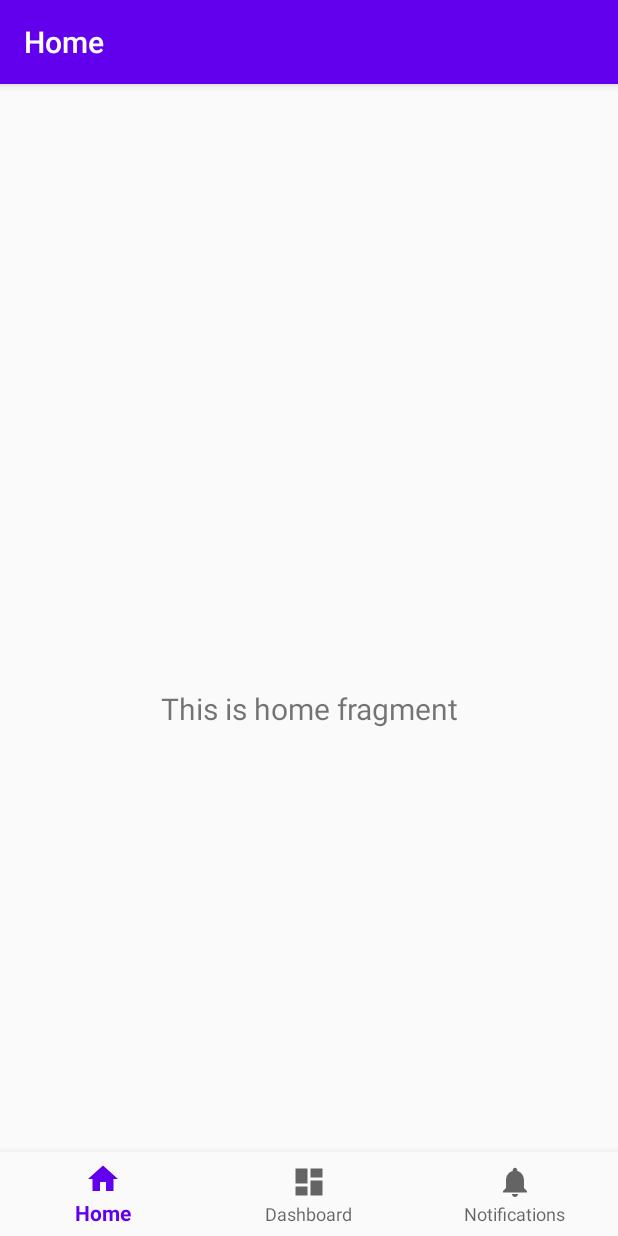
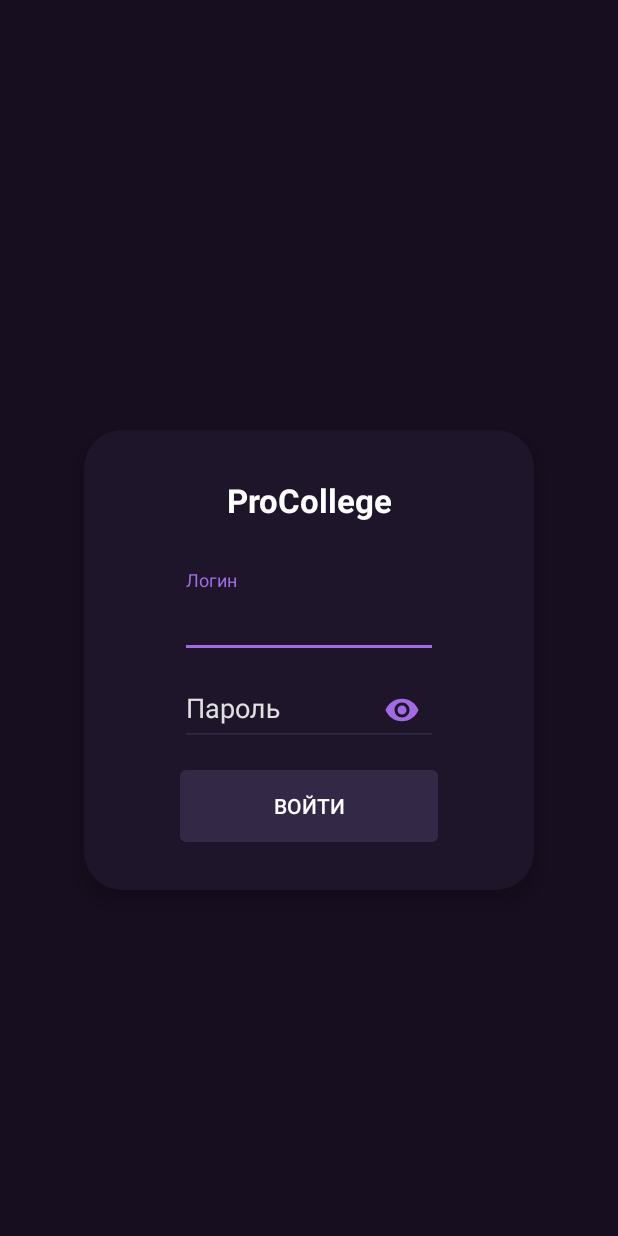
Before and after one commit to Ethosa/ktc_app, an Android app: the screen it shows after launch (MainActivity), on a phone screen of 412 x 824 dp. Run offline under Robolectric (Android 15) with nearby library versions, the phone set to English and light mode, and no system bars.

Commit message:
new ui :japenese_goblin:

```diff
--- a/app/src/main/java/com/ethosa/ktk_app/MainActivity.java
+++ b/app/src/main/java/com/ethosa/ktk_app/MainActivity.java
@@ -1,19 +1,17 @@
 package com.ethosa.ktk_app;
 
 import android.os.Bundle;
-import android.support.design.widget.BottomNavigationView;
 import android.support.v7.app.AppCompatActivity;
 
-import androidx.navigation.NavController;
-import androidx.navigation.Navigation;
-import androidx.navigation.ui.AppBarConfiguration;
-import androidx.navigation.ui.NavigationUI;
+import com.ethosa.ktk_app.databinding.ActivityMainBinding;
+import com.ethosa.ktk_app.modules.College;
 
-import com.ethosa.ktk_app.databinding.ActivityMainBinding;
+import java.util.Objects;
 
 public class MainActivity extends AppCompatActivity {
 
     private ActivityMainBinding binding;
+    private College college;
 
     @Override
     protected void onCreate(Bundle savedInstanceState) {
@@ -21,16 +19,15 @@ public class MainActivity extends AppCompatActivity {
 
         binding = ActivityMainBinding.inflate(getLayoutInflater());
         setContentView(binding.getRoot());
+        college = new College(this);
 
-        BottomNavigationView navView = findViewById(R.id.nav_view);
-        // Passing each menu ID as a set of Ids because each
-        // menu should be considered as top level destinations.
-        AppBarConfiguration appBarConfiguration = new AppBarConfiguration.Builder(
-                R.id.navigation_home, R.id.navigation_dashboard, R.id.navigation_notifications)
-                .build();
-        NavController navController = Navigation.findNavController(this, R.id.nav_host_fragment_activity_main);
-        NavigationUI.setupActionBarWithNavController(this, navController, appBarConfiguration);
-        NavigationUI.setupWithNavController(binding.navView, navController);
+        initUI();
+    }
+
+    private void initUI() {
+        binding.login.setOnClickListener(view -> college.auth(
+                Objects.requireNonNull(binding.username.getEditText()).toString(),
+                Objects.requireNonNull(binding.password.getEditText()).toString()));
     }
 
 }
--- /dev/null
+++ b/app/src/main/res/drawable/button_background.xml
@@ -0,0 +1,15 @@
+<?xml version="1.0" encoding="UTF-8"?>
+<selector xmlns:android="http://schemas.android.com/apk/res/android">
+    <item android:state_pressed="true" >
+        <shape>
+            <solid android:color="@color/dark"/>
+            <corners android:radius="4dp" />
+        </shape>
+    </item>
+    <item>
+        <shape>
+            <solid android:color="@color/primary"/>
+            <corners android:radius="4dp" />
+        </shape>
+    </item>
+</selector>
--- /dev/null
+++ b/app/src/main/res/drawable/dialog_background.xml
@@ -0,0 +1,5 @@
+<?xml version="1.0" encoding="utf-8"?>
+<shape xmlns:android="http://schemas.android.com/apk/res/android">
+    <solid android:color="@color/primary_dark"/>
+    <corners android:radius="25dp" />
+</shape>
--- a/app/src/main/res/layout/activity_main.xml
+++ b/app/src/main/res/layout/activity_main.xml
@@ -1,33 +1,81 @@
 <?xml version="1.0" encoding="utf-8"?>
-<android.support.constraint.ConstraintLayout xmlns:android="http://schemas.android.com/apk/res/android"
+<LinearLayout xmlns:android="http://schemas.android.com/apk/res/android"
     xmlns:app="http://schemas.android.com/apk/res-auto"
+    xmlns:tools="http://schemas.android.com/tools"
     android:id="@+id/container"
     android:layout_width="match_parent"
     android:layout_height="match_parent"
+    android:background="@color/dark"
+    android:gravity="center"
     android:paddingTop="?attr/actionBarSize">
 
-    <android.support.design.widget.BottomNavigationView
-        android:id="@+id/nav_view"
-        android:layout_width="0dp"
+    <LinearLayout
+        android:layout_width="wrap_content"
         android:layout_height="wrap_content"
-        android:layout_marginStart="0dp"
-        android:layout_marginEnd="0dp"
-        android:background="?android:attr/windowBackground"
-        app:layout_constraintBottom_toBottomOf="parent"
-        app:layout_constraintLeft_toLeftOf="parent"
-        app:layout_constraintRight_toRightOf="parent"
-        app:menu="@menu/bottom_nav_menu" />
+        android:background="@drawable/dialog_background"
+        android:elevation="8dp"
+        android:orientation="vertical"
+        android:paddingLeft="64dp"
+        android:paddingTop="32dp"
+        android:paddingRight="64dp"
+        android:paddingBottom="32dp">
 
-    <fragment
-        android:id="@+id/nav_host_fragment_activity_main"
-        android:name="androidx.navigation.fragment.NavHostFragment"
-        android:layout_width="match_parent"
-        android:layout_height="match_parent"
-        app:defaultNavHost="true"
-        app:layout_constraintBottom_toTopOf="@id/nav_view"
-        app:layout_constraintLeft_toLeftOf="parent"
-        app:layout_constraintRight_toRightOf="parent"
-        app:layout_constraintTop_toTopOf="parent"
-        app:navGraph="@navigation/mobile_navigation" />
+        <TextView
+            android:id="@+id/textView2"
+            android:layout_width="match_parent"
+            android:layout_height="wrap_content"
+            android:layout_marginBottom="32dp"
+            android:gravity="center"
+            android:text="@string/procollege"
+            android:textColor="@color/white"
+            android:textSize="22sp"
+            android:textStyle="bold" />
 
-</android.support.constraint.ConstraintLayout>
+        <android.support.design.widget.TextInputLayout
+            android:id="@+id/username"
+            android:layout_width="wrap_content"
+            android:layout_height="wrap_content"
+            android:textColorHint="@color/hint_color">
+
+            <android.support.design.widget.TextInputEditText
+                android:layout_width="172dp"
+                android:layout_height="48dp"
+                android:backgroundTint="@color/primary"
+                android:hint="@string/username_placeholder"
+                android:maxLines="1"
+                android:textColor="@color/white"
+                android:textColorHint="@color/hint_color" />
+
+        </android.support.design.widget.TextInputLayout>
+
+        <android.support.design.widget.TextInputLayout
+            android:id="@+id/password"
+            android:layout_width="wrap_content"
+            android:layout_height="wrap_content"
+            android:textColorHint="@color/hint_color"
+            app:passwordToggleEnabled="true"
+            app:passwordToggleTint="@color/accent">
+
+            <android.support.design.widget.TextInputEditText
+                android:layout_width="172dp"
+                android:layout_height="48dp"
+                android:backgroundTint="@color/primary"
+                android:hint="@string/passwrod_placeholder"
+                android:inputType="textPassword"
+                android:maxLines="1"
+                android:textColor="@color/white"
+                android:textColorHint="@color/hint_color" />
+
+        </android.support.design.widget.TextInputLayout>
+
+        <Button
+            android:id="@+id/login"
+            android:layout_width="match_parent"
+            android:layout_height="wrap_content"
+            android:layout_marginTop="16dp"
+            android:background="@drawable/button_background"
+            android:text="@string/login"
+            android:textColor="@color/white" />
+
+    </LinearLayout>
+</LinearLayout>
--- a/app/src/main/res/values-night/themes.xml
+++ /dev/null
@@ -1,10 +0,0 @@
-<resources xmlns:tools="http://schemas.android.com/tools">
-    <!-- Base application theme. -->
-    <style name="Theme.MyCollege" parent="Theme.AppCompat.Light.DarkActionBar">
-        <!-- Primary brand color. -->
-        <item name="colorPrimary">@color/purple_200</item>
-        <item name="colorPrimaryDark">@color/purple_700</item>
-        <item name="colorAccent">@color/teal_200</item>
-        <!-- Customize your theme here. -->
-    </style>
-</resources>
--- a/app/src/main/res/values/colors.xml
+++ b/app/src/main/res/values/colors.xml
@@ -1,10 +1,17 @@
 <?xml version="1.0" encoding="utf-8"?>
 <resources>
-    <color name="purple_200">#FFBB86FC</color>
-    <color name="purple_500">#FF6200EE</color>
-    <color name="purple_700">#FF3700B3</color>
-    <color name="teal_200">#FF03DAC5</color>
-    <color name="teal_700">#FF018786</color>
+    <color name="teal_200">#80CBC4</color>
+    <color name="teal_500">#FF009688</color>
+    <color name="teal_700">#FF00796B</color>
+    <color name="pink_200">#FFF48FB1</color>
+    <color name="pink_700">#FFC2185B</color>
     <color name="black">#FF000000</color>
-    <color name="white">#FFFFFFFF</color>
+    <color name="white">#FFFEFEFE</color>
+    <color name="hint_color">#FFE0E0E0</color>
+
+    <color name="primary">#332946</color>
+    <color name="primary_dark">#1f152a</color>
+    <color name="dark">#170e1f</color>
+    <color name="accent">#a06be3</color>
+    <color name="action">#ffe3b9</color>
 </resources>
--- a/app/src/main/res/values/strings.xml
+++ b/app/src/main/res/values/strings.xml
@@ -3,4 +3,8 @@
     <string name="title_home">Home</string>
     <string name="title_dashboard">Dashboard</string>
     <string name="title_notifications">Notifications</string>
+    <string name="username_placeholder">Логин</string>
+    <string name="procollege">ProCollege</string>
+    <string name="passwrod_placeholder">Пароль</string>
+    <string name="login">Войти</string>
 </resources>
--- a/app/src/main/res/values/themes.xml
+++ b/app/src/main/res/values/themes.xml
@@ -1,10 +1,10 @@
 <resources xmlns:tools="http://schemas.android.com/tools">
     <!-- Base application theme. -->
     <style name="Theme.MyCollege" parent="Theme.AppCompat.Light.DarkActionBar">
-        <!-- Primary brand color. -->
-        <item name="colorPrimary">@color/purple_500</item>
-        <item name="colorPrimaryDark">@color/purple_700</item>
-        <item name="colorAccent">@color/teal_200</item>
-        <!-- Customize your theme here. -->
+        <item name="colorPrimary">@color/primary</item>
+        <item name="colorPrimaryDark">@color/primary_dark</item>
+        <item name="colorAccent">@color/accent</item>
+        <item name="windowActionBar">false</item>
+        <item name="windowNoTitle">true</item>
     </style>
 </resources>
```
Also changed, not shown: 1 other file.
